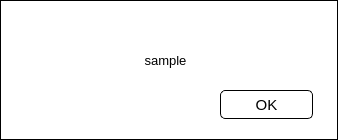
Before: the Qt Designer form loginhint.ui in muxinyu1/q-chater-client, drawn with Qt 5.
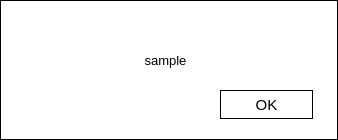
After: the same form once the commit is applied.

```diff
--- a/loginhint.ui
+++ b/loginhint.ui
@@ -83,7 +83,7 @@
 	border-left-color: qlineargradient(spread:pad, x1:0, y1:0.5, x2:1, y2:0.5, stop:0 rgb(227, 227, 227), stop:1 rgb(217, 217, 217));
 	border-bottom-color: qlineargradient(spread:pad, x1:0.5, y1:1, x2:0.5, y2:0, stop:0 rgb(215, 215, 215), stop:1 rgb(222, 222, 222));
 	border-width: 1px;
-	border-radius: 5px;
+	border-radius: 0px;
 	color: rgb(255,255,255);
 	padding: 2px;
 	background-color:  rgba(255, 255, 255, 0);
```
Left out of the diff: 2 changed lines with no effect on the pictures.
